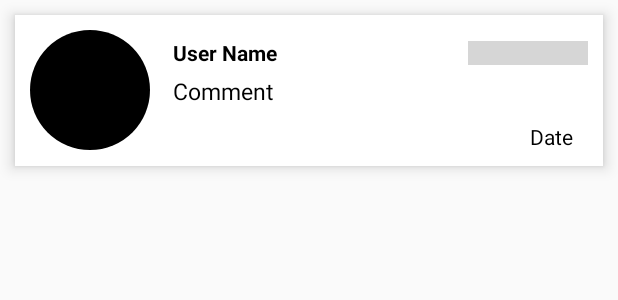
After one commit to Group-3Shopkeeper/toolplus_store, an Android app: the layout comment_child_layout.xml on its own in the app's theme, with its tools: preview values and no code run, on a phone screen of 412 x 824 dp. The commit adds this screen. Shown: the top 300 px of the screen. Run offline under Robolectric (Android 15) with nearby library versions, the phone set to English and light mode, and no system bars; grey boxes are pictures that could not be loaded.

Commit message:
Comment Updated Code

```diff
--- a/app/src/main/java/com/e/toolplusstore/EditProduct.java
+++ b/app/src/main/java/com/e/toolplusstore/EditProduct.java
@@ -173,7 +173,7 @@ public class EditProduct extends AppCompatActivity {
                                 okhttp3.MultipartBody.FORM, productId);
                         RequestBody productDescription = RequestBody.create(
                                 okhttp3.MultipartBody.FORM, description);
-                        RequestBody shopkeeperId = RequestBody.create(okhttp3.MultipartBody.FORM, shopkeeper.getShopKeeperId());
+                        RequestBody shopkeeperId = RequestBody.create(okhttp3.MultipartBody.FORM, currentUserId);
 
                         ProductService.ProductApi productApi = ProductService.getProductApiInstance();
                         Call<Product> call = productApi.updateProduct(body, productName, productQtyInStock, productPrice, productDescription, productDiscount, shopkeeperId, productBrand, productCategoryId, productid);
@@ -204,7 +204,7 @@ public class EditProduct extends AppCompatActivity {
                         progressDialog.setMessage("Please wait...");
                         progressDialog.show();
 
-                        String shopkeeperId = shopkeeper.getShopKeeperId();
+                        String shopkeeperId = currentUserId;
                         String imageUrl = product.getImageUrl();
                         Product p = new Product();
                         p.setDescription(description);
--- a/app/src/main/res/drawable/category_decorator.xml
+++ b/app/src/main/res/drawable/category_decorator.xml
@@ -2,6 +2,6 @@
 
 <shape  android:shape="rectangle" xmlns:android="http://schemas.android.com/apk/res/android">
     <stroke android:color="@color/colorCloudLight"/>
-    <corners android:radius="1dp"/>
+    <corners android:radius="20dp"/>
     <solid android:color="@color/white" />
 </shape>
--- /dev/null
+++ b/app/src/main/res/layout/comment_child_layout.xml
@@ -0,0 +1,60 @@
+<?xml version="1.0" encoding="utf-8"?>
+<RelativeLayout xmlns:android="http://schemas.android.com/apk/res/android"
+    android:layout_width="match_parent"
+    android:layout_height="wrap_content"
+    android:background="@color/white"
+    android:elevation="6dp"
+    android:padding="10dp"
+    android:layout_margin="10dp">
+    <de.hdodenhof.circleimageview.CircleImageView
+        android:id="@+id/userImage"
+        android:layout_width="80dp"
+        android:layout_height="80dp"
+        android:src="@color/black"/>
+    <TextView
+        android:id="@+id/userName"
+        android:layout_width="match_parent"
+        android:layout_height="wrap_content"
+        android:layout_toRightOf="@+id/userImage"
+        android:text="User Name"
+        android:layout_marginLeft="15dp"
+        android:layout_toLeftOf="@+id/ratingBar"
+        android:textStyle="bold"
+        android:textColor="@color/black"
+        android:layout_marginTop="5dp"/>
+
+    <TextView
+        android:id="@+id/tvComment"
+        android:layout_width="match_parent"
+        android:layout_height="wrap_content"
+        android:layout_toRightOf="@+id/userImage"
+        android:text="Comment"
+        android:layout_below="@+id/userName"
+        android:layout_marginLeft="15dp"
+        android:textSize="15dp"
+        android:textColor="@color/black"
+        android:paddingTop="5dp"/>
+
+    <RatingBar
+        android:id="@+id/ratingBar"
+        android:layout_alignParentEnd="true"
+        android:background="@color/fui_transparent"
+        android:layout_marginTop="7dp"
+        android:isIndicator="true"
+        android:stepSize="1.0"
+        style="?android:ratingBarStyleSmall"
+        android:layout_width="wrap_content"
+        android:layout_height="wrap_content" />
+    <TextView
+        android:id="@+id/tvDate"
+        android:layout_width="wrap_content"
+        android:layout_height="wrap_content"
+        android:gravity="end"
+        android:layout_alignParentEnd="true"
+        android:text="Date"
+        android:layout_marginRight="10dp"
+        android:layout_below="@+id/tvComment"
+        android:textColor="@color/black"
+        android:layout_marginTop="10dp"/>
+
+</RelativeLayout>
--- a/app/src/main/res/layout/show_category.xml
+++ b/app/src/main/res/layout/show_category.xml
@@ -3,7 +3,7 @@
     android:layout_width="match_parent"
     android:layout_margin="10dp"
     android:background="@drawable/category_decorator"
-    android:elevation="15dp"
+    android:elevation="25dp"
     android:layout_height="wrap_content">
     <ImageView
         android:layout_width="match_parent"
```
Also changed, not shown: app/src/main/AndroidManifest.xml (+22 -20 lines), app/src/main/java/com/e/toolplusstore/ProductDetailsActivty.java (+17 -2 lines), app/src/main/java/com/e/toolplusstore/ViewComments.java (added, +76 -0 lines), app/src/main/java/com/e/toolplusstore/adapter/ViewCommentAdapter.java (added, +70 -0 lines), app/src/main/java/com/e/toolplusstore/apis/CommentService.java (added, +38 -0 lines), app/src/main/java/com/e/toolplusstore/beans/Comment.java (added, +125 -0 lines), app/src/main/res/drawable/person.xml (added, +10 -0 lines), app/src/main/res/layout/activity_product_details.xml (+20 -2 lines), app/src/main/res/layout/activity_view_comments.xml (added, +79 -0 lines), app/src/main/res/layout/product_activity.xml (+4 -5 lines).
